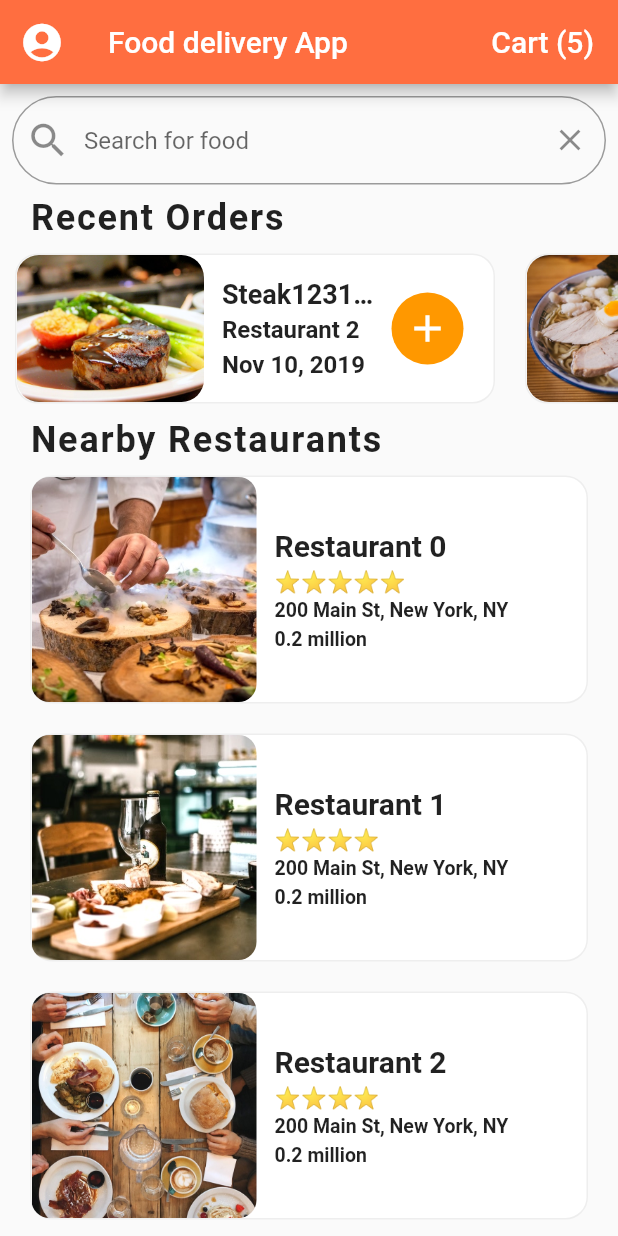
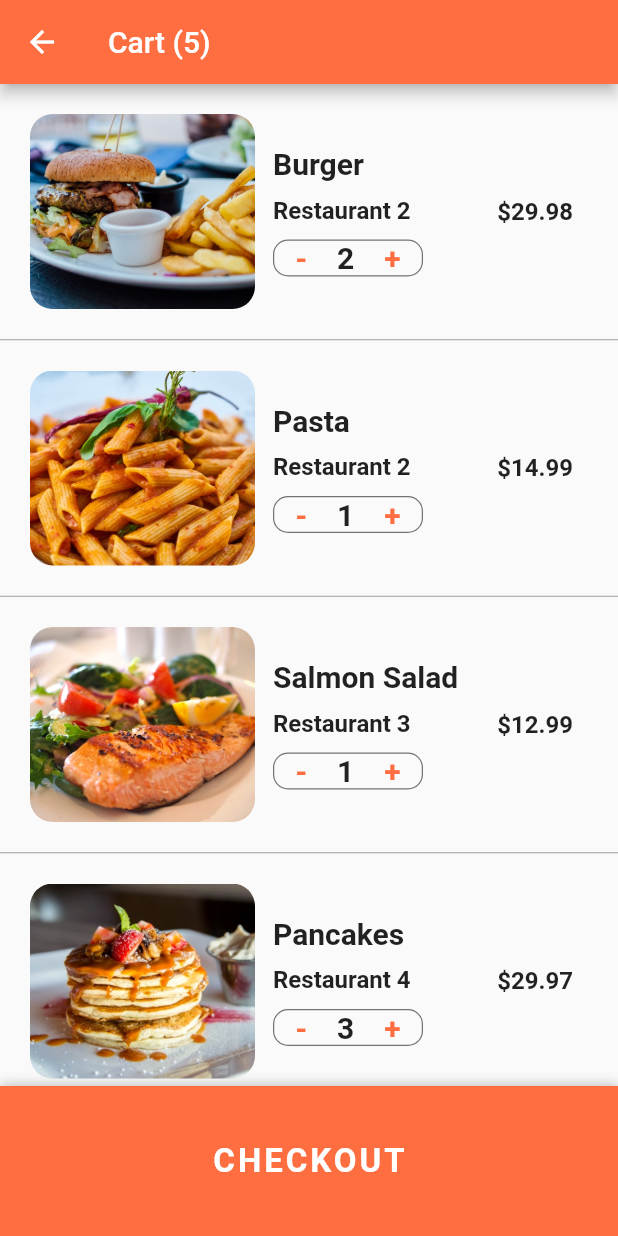
Before and after one commit to hainguyen0066/Flutter-Food-App, a Flutter app: the screen it shows after launch, after a tap on an icon or button, on a phone screen of 412 x 824 dp. Run offline on Flutter 3.47's test engine with Material 2 defaults, Android fonts, the phone set to English and light mode, and no system bars.

Commit message:
commit update cart screen

```diff
--- a/lib/main.dart
+++ b/lib/main.dart
@@ -15,9 +15,8 @@ class MyApp extends StatelessWidget {
       title: 'Flutter Demo',
       debugShowCheckedModeBanner: false,
       theme: ThemeData(
-        scaffoldBackgroundColor: Colors.grey[50],
-        primaryColor: Colors.orange
-      ),
+          scaffoldBackgroundColor: Colors.grey[50],
+          primaryColor: Colors.deepOrangeAccent),
       home: const HomeScreen(),
     );
   }
--- /dev/null
+++ b/lib/screens/cart_screen.dart
@@ -0,0 +1,228 @@
+import 'package:flutter/material.dart';
+import 'package:foodapp/data/data.dart';
+import 'package:foodapp/models/order.dart';
+
+class CartScreen extends StatefulWidget {
+  @override
+  _CartScreenState createState() => _CartScreenState();
+}
+
+class _CartScreenState extends State<CartScreen> {
+  _buildCartItem(Order order) {
+    return Container(
+      padding: EdgeInsets.all(20.0),
+      height: 170.0,
+      child: Row(
+        children: <Widget>[
+          Expanded(
+            child: Row(
+              children: <Widget>[
+                Container(
+                  width: 150.0,
+                  decoration: BoxDecoration(
+                    image: DecorationImage(
+                      image: AssetImage(order.food.imageUrl),
+                      fit: BoxFit.cover,
+                    ),
+                    borderRadius: BorderRadius.circular(15.0),
+                  ),
+                ),
+                Expanded(
+                  child: Container(
+                    margin: EdgeInsets.all(12.0),
+                    child: Column(
+                      mainAxisAlignment: MainAxisAlignment.center,
+                      crossAxisAlignment: CrossAxisAlignment.start,
+                      children: <Widget>[
+                        Text(
+                          order.food.name,
+                          style: TextStyle(
+                            fontSize: 20.0,
+                            fontWeight: FontWeight.bold,
+                          ),
+                          overflow: TextOverflow.ellipsis,
+                        ),
+                        SizedBox(height: 10.0),
+                        Text(
+                          order.restaurant.name,
+                          style: TextStyle(
+                            fontSize: 16.0,
+                            fontWeight: FontWeight.w600,
+                          ),
+                          overflow: TextOverflow.ellipsis,
+                        ),
+                        SizedBox(height: 10.0),
+                        Container(
+                          width: 100.0,
+                          decoration: BoxDecoration(
+                            borderRadius: BorderRadius.circular(10.0),
+                            border: Border.all(
+                              width: 0.8,
+                              color: Colors.black54,
+                            ),
+                          ),
+                          child: Row(
+                            mainAxisAlignment: MainAxisAlignment.center,
+                            children: <Widget>[
+                              GestureDetector(
+                                onTap: () {},
+                                child: Text(
+                                  '-',
+                                  style: TextStyle(
+                                    color: Theme.of(context).primaryColor,
+                                    fontSize: 20.0,
+                                    fontWeight: FontWeight.w600,
+                                  ),
+                                ),
+                              ),
+                              SizedBox(width: 20.0),
+                              Text(
+                                order.quantity.toString(),
+                                style: TextStyle(
+                                  fontSize: 20.0,
+                                  fontWeight: FontWeight.w600,
+                                ),
+                              ),
+                              SizedBox(width: 20.0),
+                              GestureDetector(
+                                onTap: () {},
+                                child: Text(
+                                  '+',
+                                  style: TextStyle(
+                                    color: Theme.of(context).primaryColor,
+                                    fontSize: 20.0,
+                                    fontWeight: FontWeight.w600,
+                                  ),
+                                ),
+                              ),
+                            ],
+                          ),
+                        ),
+                      ],
+                    ),
+                  ),
+                )
+              ],
+            ),
+          ),
+          Container(
+            margin: EdgeInsets.all(10.0),
+            child: Text(
+              '\$${order.quantity * order.food.price}',
+              style: TextStyle(
+                fontSize: 16.0,
+                fontWeight: FontWeight.w600,
+              ),
+            ),
+          ),
+        ],
+      ),
+    );
+  }
+
+  @override
+  Widget build(BuildContext context) {
+    double totalPrice = 0;
+    currentUser.cart.forEach(
+      (Order order) => totalPrice += order.quantity * order.food.price,
+    );
+
+    return Scaffold(
+      appBar: AppBar(
+        backgroundColor: Colors.deepOrangeAccent,
+        title: Text('Cart (${currentUser.cart.length})'),
+      ),
+      body: ListView.separated(
+        itemCount: currentUser.cart.length + 1,
+        itemBuilder: (BuildContext context, int index) {
+          if (index < currentUser.cart.length) {
+            Order order = currentUser.cart[index];
+            return _buildCartItem(order);
+          }
+          return Padding(
+            padding: EdgeInsets.all(20.0),
+            child: Column(
+              children: <Widget>[
+                Row(
+                  mainAxisAlignment: MainAxisAlignment.spaceBetween,
+                  children: <Widget>[
+                    Text(
+                      'Estimated Delivery Time:',
+                      style: TextStyle(
+                        fontSize: 20.0,
+                        fontWeight: FontWeight.w600,
+                      ),
+                    ),
+                    Text(
+                      '25 min',
+                      style: TextStyle(
+                        fontSize: 20.0,
+                        fontWeight: FontWeight.w600,
+                      ),
+                    ),
+                  ],
+                ),
+                SizedBox(height: 10.0),
+                Row(
+                  mainAxisAlignment: MainAxisAlignment.spaceBetween,
+                  children: <Widget>[
+                    Text(
+                      'Total Cost:',
+                      style: TextStyle(
+                        fontSize: 20.0,
+                        fontWeight: FontWeight.w600,
+                      ),
+                    ),
+                    Text(
+                      '\$${totalPrice.toStringAsFixed(2)}',
+                      style: TextStyle(
+                        color: Colors.green[700],
+                        fontSize: 20.0,
+                        fontWeight: FontWeight.w600,
+                      ),
+                    ),
+                  ],
+                ),
+                SizedBox(height: 80.0),
+              ],
+            ),
+          );
+        },
+        separatorBuilder: (BuildContext context, int index) {
+          return Divider(
+            height: 1.0,
+            color: Colors.grey,
+          );
+        },
+      ),
+      bottomSheet: Container(
+        height: 100.0,
+        width: MediaQuery.of(context).size.width,
+        decoration: BoxDecoration(
+          color: Theme.of(context).primaryColor,
+          boxShadow: [
+            BoxShadow(
+              color: Colors.black26,
+              offset: Offset(0, -1),
+              blurRadius: 6.0,
+            ),
+          ],
+        ),
+        child: Center(
+          child: FlatButton(
+            child: Text(
+              'CHECKOUT',
+              style: TextStyle(
+                color: Colors.white,
+                fontSize: 22.0,
+                fontWeight: FontWeight.bold,
+                letterSpacing: 2.0,
+              ),
+            ),
+            onPressed: () {},
+          ),
+        ),
+      ),
+    );
+  }
+}
--- a/lib/screens/home_screen.dart
+++ b/lib/screens/home_screen.dart
@@ -4,6 +4,8 @@ import 'package:foodapp/models/restaurant.dart';
 import 'package:foodapp/screens/restaurant_screen.dart';
 import 'package:foodapp/widgets/ratting_starts.dart';
 import 'package:foodapp/widgets/recent_orders.dart';
+
+import 'cart_screen.dart';
 
 class HomeScreen extends StatefulWidget {
   const HomeScreen({Key? key}) : super(key: key);
@@ -17,24 +19,18 @@ class _HomeScreenState extends State<HomeScreen> {
   _buildRestaurants() {
     List<Widget> restaurantList = [];
     restaurants.forEach((Restaurant restaurant) {
-          restaurantList.add(
-            GestureDetector(
+      restaurantList.add(GestureDetector(
         onTap: () => Navigator.push(
           context,
           MaterialPageRoute(
-                    builder: (_) => RestaurantScreen(restaurant: restaurant)
-                  ),
+              builder: (_) => RestaurantScreen(restaurant: restaurant)),
         ),
         child: Container(
           margin: EdgeInsets.symmetric(horizontal: 20, vertical: 10),
           decoration: BoxDecoration(
               color: Colors.white,
               borderRadius: BorderRadius.circular(15),
-                  border: Border.all(
-                    width: 1.0,
-                    color: Colors.grey.shade200
-                  )
-                ),
+              border: Border.all(width: 1.0, color: Colors.grey.shade200)),
           child: Row(
             children: [
               ClipRRect(
@@ -58,28 +54,28 @@ class _HomeScreenState extends State<HomeScreen> {
                     Text(
                       restaurant.name,
                       style: TextStyle(
-                              fontSize: 20.0,
-                              fontWeight: FontWeight.bold
-                            ),
+                          fontSize: 20.0, fontWeight: FontWeight.bold),
                       overflow: TextOverflow.ellipsis,
                     ),
-                          SizedBox(height: 4.0,),
+                    SizedBox(
+                      height: 4.0,
+                    ),
                     RattingStart(restaurant.rating),
-                          SizedBox(height: 4.0,),
+                    SizedBox(
+                      height: 4.0,
+                    ),
                     Text(
                       restaurant.address,
                       style: TextStyle(
-                                fontSize: 13.0,
-                                fontWeight: FontWeight.bold
+                          fontSize: 13.0, fontWeight: FontWeight.bold),
                     ),
+                    SizedBox(
+                      height: 4.0,
                     ),
-                          SizedBox(height: 4.0,),
                     Text(
                       '0.2 million',
                       style: TextStyle(
-                                fontSize: 13.0,
-                                fontWeight: FontWeight.bold
-                            ),
+                          fontSize: 13.0, fontWeight: FontWeight.bold),
                     )
                   ],
                 ),
@@ -87,8 +83,7 @@ class _HomeScreenState extends State<HomeScreen> {
             ],
           ),
         ),
-            )
-          );
+      ));
     });
     return Column(
       children: restaurantList,
@@ -102,20 +97,21 @@ class _HomeScreenState extends State<HomeScreen> {
         leading: IconButton(
           icon: Icon(Icons.account_circle),
           iconSize: 30.0,
-          onPressed: () {
-          },
+          onPressed: () {},
         ),
         title: Text('Food delivery App'),
-        actions: <Widget> [
+        actions: <Widget>[
           FlatButton(
             child: Text(
               'Cart (${currentUser.cart.length})',
-              style: TextStyle(
-                  color: Colors.white,
-                  fontSize: 20.0
+              style: TextStyle(color: Colors.white, fontSize: 20.0),
+            ),
+            onPressed: () => Navigator.push(
+              context,
+              MaterialPageRoute(
+                builder: (_) => CartScreen(),
               ),
             ),
-            onPressed: () {},
           )
         ],
       ),
@@ -126,18 +122,14 @@ class _HomeScreenState extends State<HomeScreen> {
             child: TextField(
               decoration: InputDecoration(
                   border: OutlineInputBorder(
-                  borderRadius: BorderRadius.circular(30.0)
-                ),
+                      borderRadius: BorderRadius.circular(30.0)),
                   hintText: 'Search for food',
                   prefixIcon: Icon(
                     Icons.search,
                     size: 30.0,
                   ),
-                suffixIcon: IconButton(
-                  icon: Icon(Icons.clear),
-                  onPressed: () {}
-                )
-              ),
+                  suffixIcon:
+                      IconButton(icon: Icon(Icons.clear), onPressed: () {})),
             ),
           ),
           RecentOrder(),
@@ -151,8 +143,7 @@ class _HomeScreenState extends State<HomeScreen> {
                   style: TextStyle(
                       fontSize: 24.0,
                       fontWeight: FontWeight.bold,
-                    letterSpacing: 1.2
-                  ),
+                      letterSpacing: 1.2),
                 ),
               ),
               _buildRestaurants()
```
Lines whose indentation alone changed are shown as unchanged.
